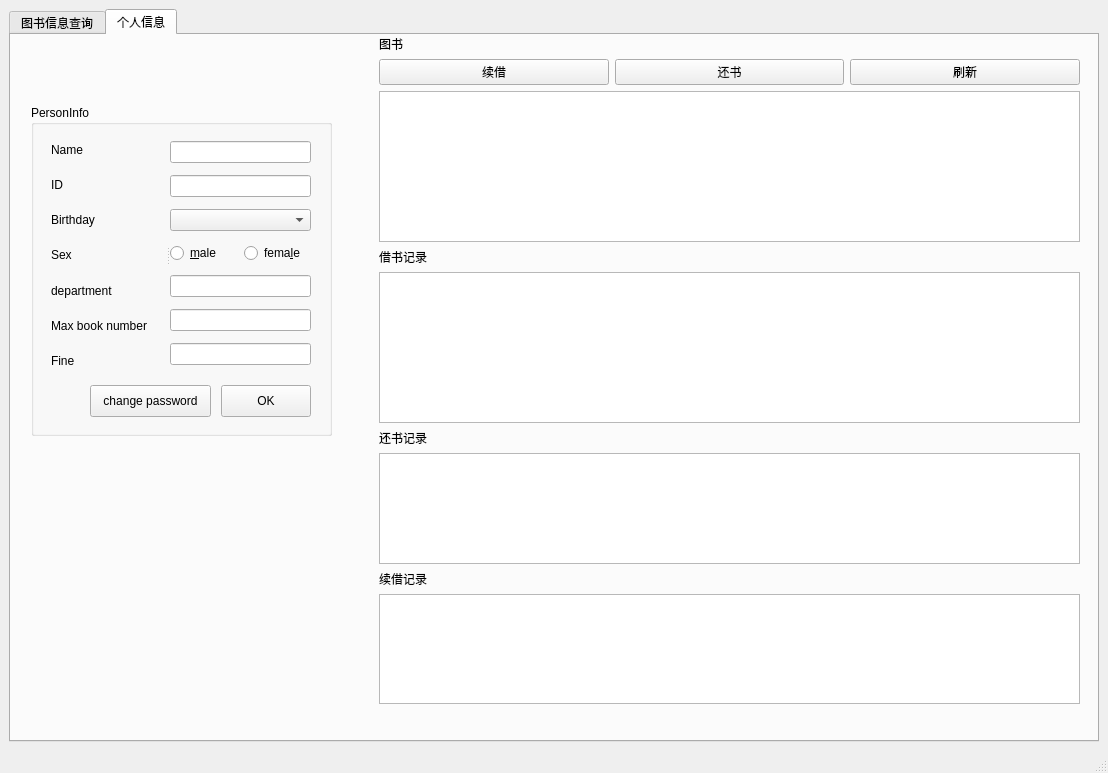
First picture: the form in sourcecode/studentmainwindow.ui, repository LiuzhouChan/database-Project-with-QT, before the edit.
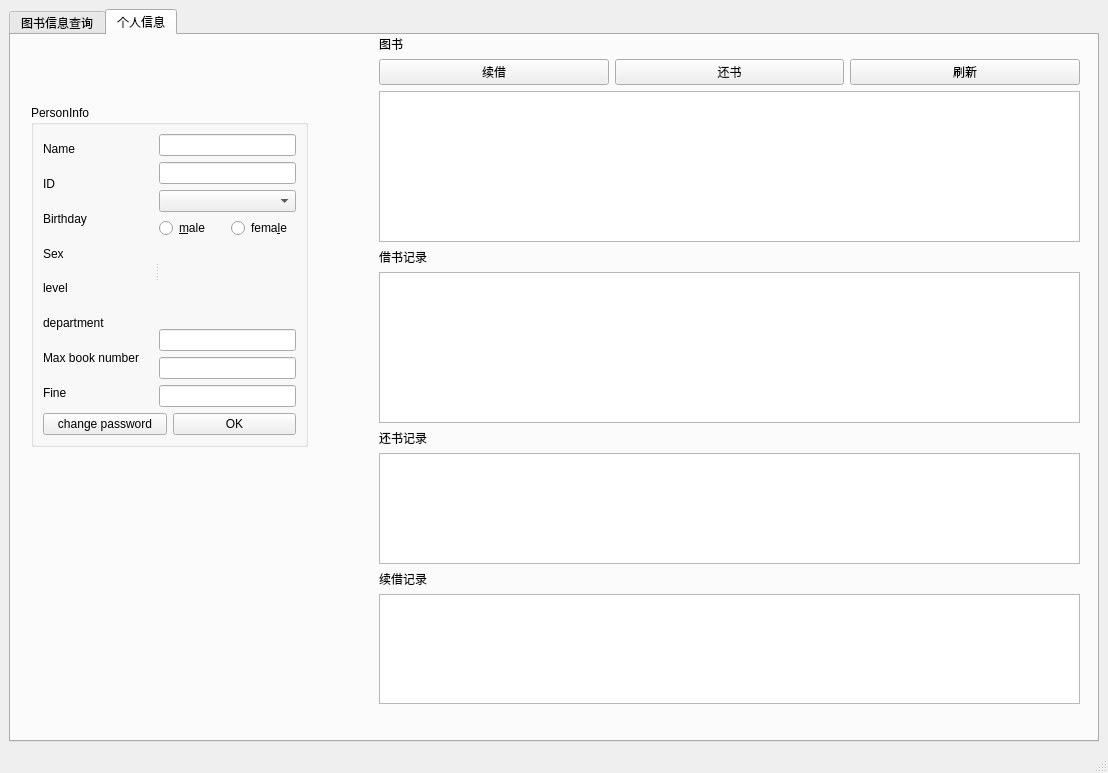
Second picture: the form after the edit. Custom widgets are drawn as their Qt base class.

What changed in the file:
```diff
--- a/sourcecode/studentmainwindow.ui
+++ b/sourcecode/studentmainwindow.ui
@@ -102,48 +102,16 @@
          <rect>
           <x>20</x>
           <y>70</y>
-          <width>301</width>
-          <height>331</height>
+          <width>277</width>
+          <height>342</height>
          </rect>
         </property>
         <property name="title">
          <string>PersonInfo</string>
         </property>
-        <widget class="QPushButton" name="pushButton_12">
-         <property name="geometry">
-          <rect>
-           <x>190</x>
-           <y>280</y>
-           <width>90</width>
-           <height>32</height>
-          </rect>
-         </property>
-         <property name="text">
-          <string>OK</string>
-         </property>
-        </widget>
-        <widget class="QPushButton" name="pushButton_13">
-         <property name="geometry">
-          <rect>
-           <x>59</x>
-           <y>280</y>
-           <width>121</width>
-           <height>32</height>
-          </rect>
-         </property>
-         <property name="text">
-          <string>change password</string>
-         </property>
-        </widget>
+        <layout class="QVBoxLayout" name="verticalLayout_10">
+         <item>
         <widget class="QSplitter" name="splitter">
-         <property name="geometry">
-          <rect>
-           <x>20</x>
-           <y>30</y>
-           <width>260</width>
-           <height>240</height>
-          </rect>
-         </property>
          <property name="orientation">
           <enum>Qt::Horizontal</enum>
          </property>
@@ -177,6 +145,13 @@
              </property>
             </widget>
            </item>
+             <item>
+              <widget class="QLabel" name="label_7">
+               <property name="text">
+                <string>level</string>
+               </property>
+              </widget>
+             </item>
            <item>
             <widget class="QLabel" name="label_15">
              <property name="text">
@@ -233,6 +208,16 @@
              </item>
             </layout>
            </item>
+             <item>
+              <widget class="KRatingWidget" name="kratingwidget">
+               <property name="maxRating">
+                <number>3</number>
+               </property>
+               <property name="halfStepsEnabled">
+                <bool>false</bool>
+               </property>
+              </widget>
+             </item>
            <item>
             <widget class="QLineEdit" name="lineEdit_6"/>
            </item>
@@ -253,6 +238,26 @@
           </layout>
          </widget>
         </widget>
+         </item>
+         <item>
+          <layout class="QHBoxLayout" name="horizontalLayout_5">
+           <item>
+            <widget class="QPushButton" name="pushButton_13">
+             <property name="text">
+              <string>change password</string>
+             </property>
+            </widget>
+           </item>
+           <item>
+            <widget class="QPushButton" name="pushButton_12">
+             <property name="text">
+              <string>OK</string>
+             </property>
+            </widget>
+           </item>
+          </layout>
+         </item>
+        </layout>
        </widget>
        <widget class="QWidget" name="layoutWidget">
         <property name="geometry">
@@ -370,6 +375,11 @@
    <extends>QComboBox</extends>
    <header>kdatecombobox.h</header>
   </customwidget>
+  <customwidget>
+   <class>KRatingWidget</class>
+   <extends>QFrame</extends>
+   <header>kratingwidget.h</header>
+  </customwidget>
  </customwidgets>
  <resources/>
  <connections/>
```
Lines whose indentation alone changed are shown as unchanged.
